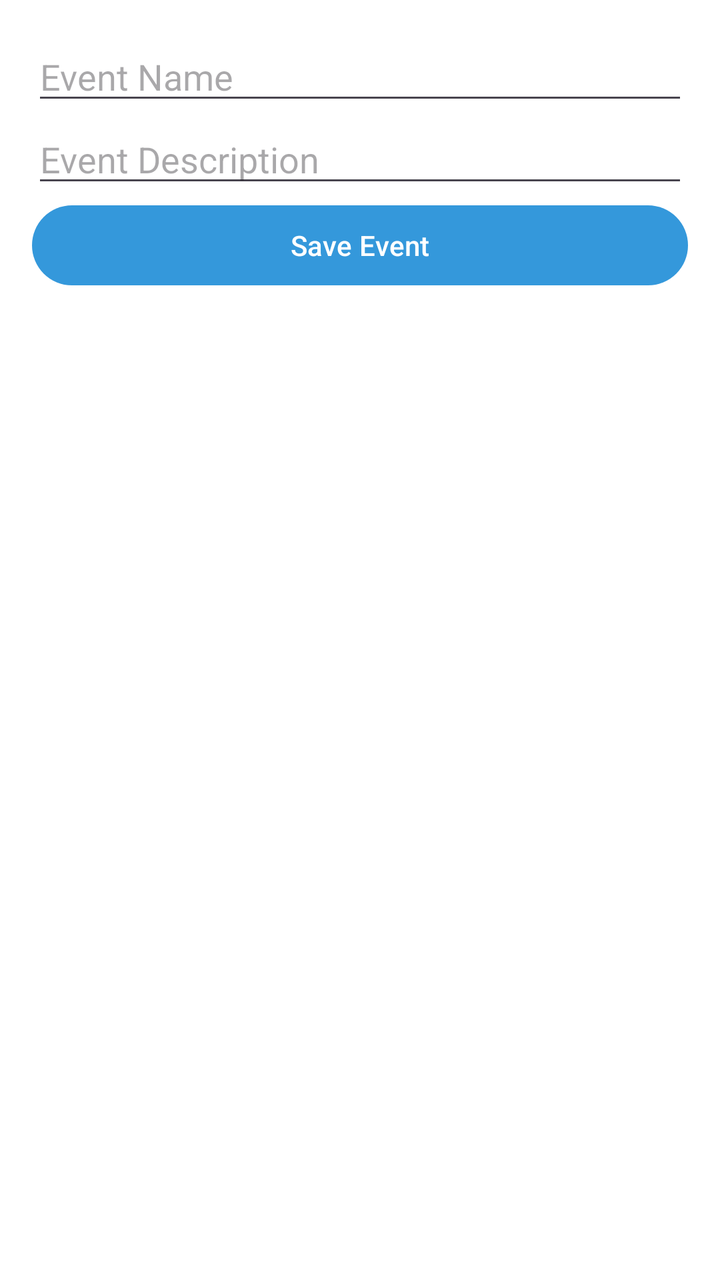
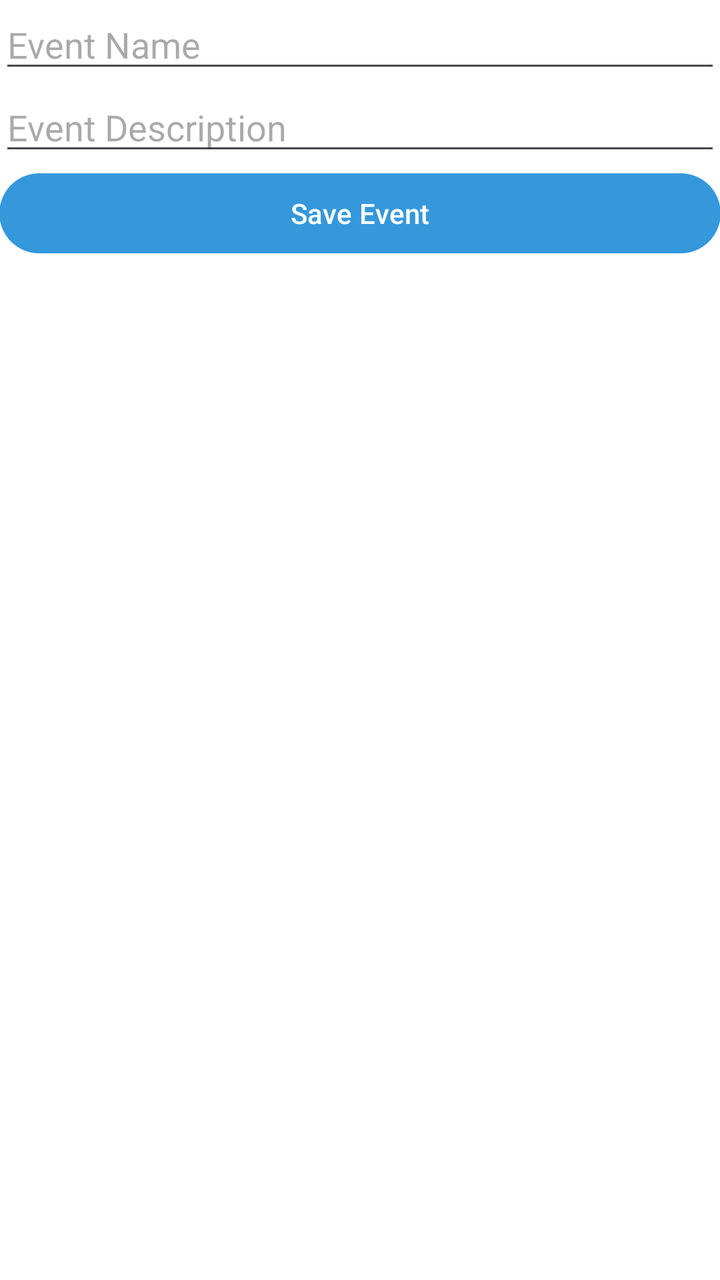

An Android layout rendered at two revisions. The XML below is the earlier revision; the diff shows what the commit changed to produce the second picture.
<!-- AndroidManifest.xml: application theme Theme.MSApplication -->
<!-- res/layout/event_input_form.xml -->
<?xml version="1.0" encoding="utf-8"?>
<LinearLayout xmlns:android="http://schemas.android.com/apk/res/android"
    android:layout_width="match_parent"
    android:layout_height="wrap_content"
    android:orientation="vertical"
    android:padding="16dp">

    <EditText
        android:id="@+id/eventName"
        android:layout_width="match_parent"
        android:layout_height="wrap_content"
        android:hint="Event Name" />

    <EditText
        android:id="@+id/eventDescription"
        android:layout_width="match_parent"
        android:layout_height="wrap_content"
        android:hint="Event Description" />


    <Button
        android:id="@+id/saveEventButton"
        android:layout_width="match_parent"
        android:layout_height="wrap_content"
        android:text="Save Event" />

</LinearLayout>
<!-- resources referenced by this layout -->
<resources>
  <style name="Theme.MSApplication" parent="Base.Theme.MSApplication" />
  <style name="Base.Theme.MSApplication" parent="Theme.Material3.DayNight.NoActionBar">
  
  
          
          <item name="colorPrimary">@color/healthBlue</item>
  
          
          <item name="colorPrimaryDark">@color/healthDarkBlue</item>
  
          
          <item name="colorAccent">@color/healthGreen</item>
  
          
          <item name="android:windowBackground">@color/healthWhite</item>
  
          
          <item name="cardBackgroundColor">@color/healthWhite</item>
  
          
          <item name="android:textColor">@color/healthDarkGray</item>
  
      </style>
  <color name="healthBlue">#3498db</color>
  <color name="healthDarkBlue">#1f3a93</color>
  <color name="healthGreen">#2ecc71</color>
  <color name="healthWhite">#FFFFFFFF</color>
  <color name="healthDarkGray">#333333</color>
</resources>

<!-- the commit's change to res/layout/event_input_form.xml (unified diff, before → after) -->
@@ -3,25 +3,25 @@
     android:layout_width="match_parent"
     android:layout_height="wrap_content"
     android:orientation="vertical"
-    android:padding="16dp">
+    android:padding="@dimen/_16sdp">
 
     <EditText
         android:id="@+id/eventName"
         android:layout_width="match_parent"
         android:layout_height="wrap_content"
-        android:hint="Event Name" />
+        android:hint="@string/event_name" />
 
     <EditText
         android:id="@+id/eventDescription"
         android:layout_width="match_parent"
         android:layout_height="wrap_content"
-        android:hint="Event Description" />
+        android:hint="@string/event_description" />
 
 
     <Button
         android:id="@+id/saveEventButton"
         android:layout_width="match_parent"
         android:layout_height="wrap_content"
-        android:text="Save Event" />
+        android:text="@string/save_event" />
 
 </LinearLayout>
<!-- resource entries referenced after the edit -->
@@ -1,5 +1,8 @@
 <!-- resources referenced by this layout -->
 <resources>
+  <string name="event_description">Event Description</string>
+  <string name="event_name">Event Name</string>
+  <string name="save_event">Save Event</string>
   <style name="Theme.MSApplication" parent="Base.Theme.MSApplication" />
   <style name="Base.Theme.MSApplication" parent="Theme.Material3.DayNight.NoActionBar">
   
